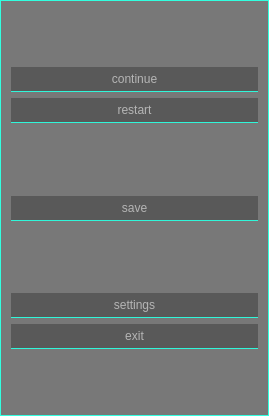
The window that src/ui/suspend_menu_widget.ui (k88936/UnRustedWarfare) describes before a commit, drawn with Qt 5.
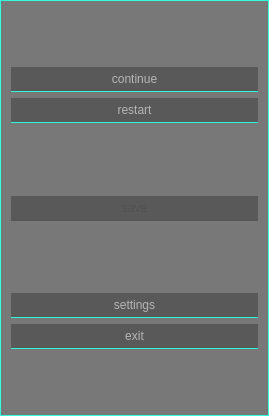
The same window after the commit.

Diff of the .ui file:
```diff
--- a/src/ui/suspend_menu_widget.ui
+++ b/src/ui/suspend_menu_widget.ui
@@ -456,6 +456,9 @@
    </item>
    <item>
     <widget class="QPushButton" name="save_button">
+     <property name="enabled">
+      <bool>false</bool>
+     </property>
      <property name="text">
       <string>save</string>
      </property>
```
Left out of the diff: 3 changed lines with no effect on the pictures.
